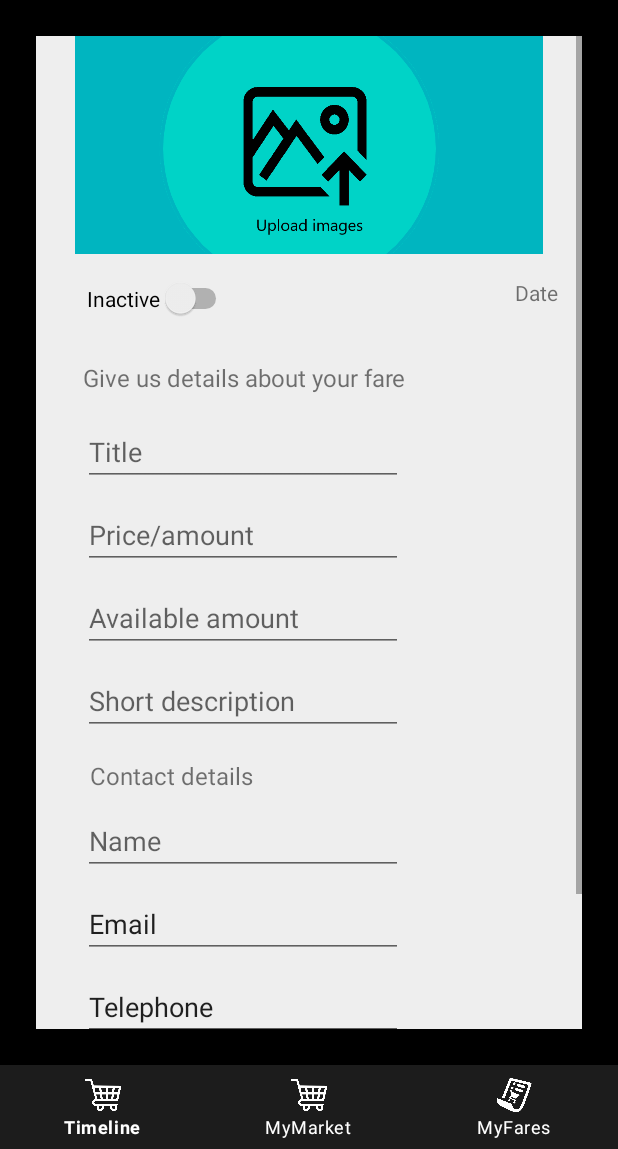
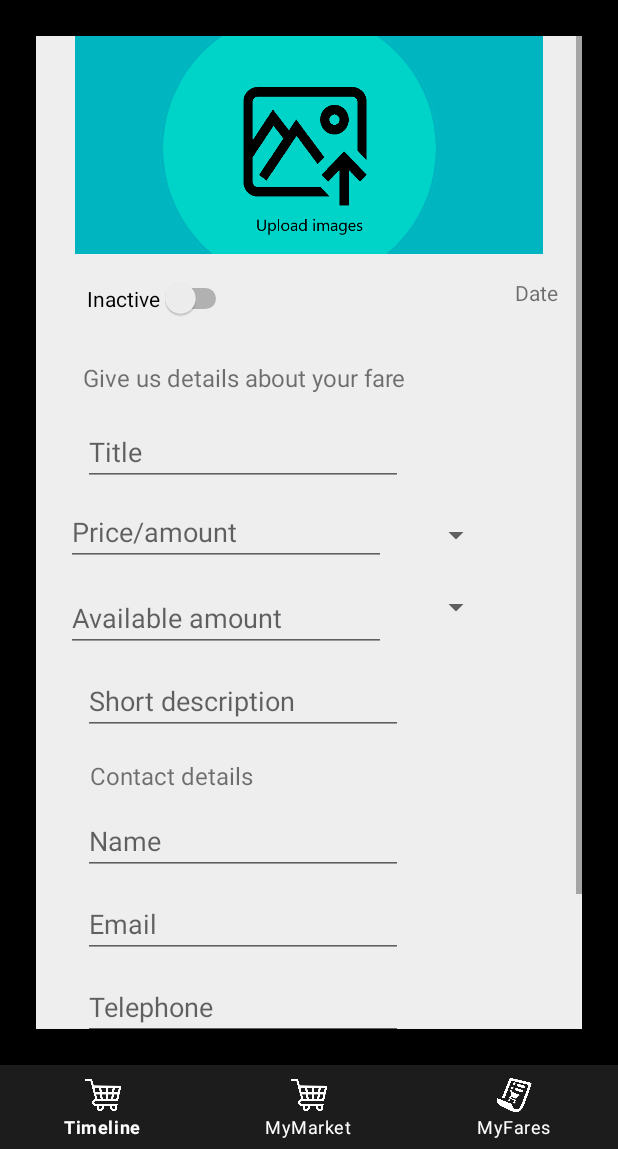
Before and after one commit to ElekesRebeka/Bazaar, an Android app: the AddProductFragment screen opened through its navigation route, on a phone screen of 412 x 824 dp, the part 87-1236 px from its top. Run offline under Robolectric (Android 15) with nearby library versions, the phone set to English and light mode, and no system bars; our stand-ins replace navigation-ui.

Commit message:
Add product functionality implemented

```diff
--- a/app/src/main/java/com/example/bazaar/api/MarketApi.kt
+++ b/app/src/main/java/com/example/bazaar/api/MarketApi.kt
@@ -19,4 +19,9 @@ interface MarketApi {
 
     @POST(Constants.UPDATE_PROFILE_URL)
     suspend fun updateProfile(@Header("token") token: String, @Body request: UpdateProfileRequest): UpdateProfileResponse
+
+    @POST(Constants.ADD_PRODUCT_URL)
+    suspend fun addProduct(@Header("token") token: String, @Body request: AddProductRequest): AddProductResponse
+
+
 }
--- a/app/src/main/java/com/example/bazaar/repository/Repository.kt
+++ b/app/src/main/java/com/example/bazaar/repository/Repository.kt
@@ -25,4 +25,8 @@ class Repository {
     suspend fun getProducts(token: String): ProductResponse {
         return RetrofitInstance.api.getProducts(token)
     }
+
+    suspend fun addProduct(token: String, request: AddProductRequest) :AddProductResponse{
+        return RetrofitInstance.api.addProduct(token,request)
+    }
 }
--- a/app/src/main/java/com/example/bazaar/ui/products/AddProductFragment.kt
+++ b/app/src/main/java/com/example/bazaar/ui/products/AddProductFragment.kt
@@ -1,15 +1,30 @@
 package com.example.bazaar.ui.products
 
+import android.app.Activity
 import android.os.Bundle
+import android.util.Log
 import androidx.fragment.app.Fragment
 import android.view.LayoutInflater
 import android.view.View
 import android.view.ViewGroup
-import android.widget.Button
+import android.widget.*
+import androidx.lifecycle.ViewModelProvider
+import androidx.lifecycle.lifecycleScope
+import androidx.navigation.fragment.findNavController
 import com.example.bazaar.R
+import com.example.bazaar.repository.Repository
+import com.example.bazaar.viewmodels.AddProductViewModel
+import com.example.bazaar.viewmodels.AddProductViewModelFactory
+import com.example.bazaar.viewmodels.LoginViewModel
+import com.example.bazaar.viewmodels.LoginViewModelFactory
+import kotlinx.coroutines.launch
 
 class AddProductFragment : Fragment() {
-    // TODO: Rename and change types of parameters
+    val factoryAddProduct = AddProductViewModelFactory(Repository())
+    private val addProductViewModel: AddProductViewModel by lazy{
+        ViewModelProvider(requireActivity(),factoryAddProduct).get((AddProductViewModel::class.java))
+    }
+
     private lateinit var addProduct:Button
 
     override fun onCreate(savedInstanceState: Bundle?) {
@@ -23,9 +38,66 @@ class AddProductFragment : Fragment() {
     ): View? {
         // Inflate the layout for this fragment
         val view = inflater.inflate(R.layout.fragment_add_product, container, false)
+
+        val spinner: Spinner = view.findViewById(R.id.priceSpinner)
+        ArrayAdapter.createFromResource(
+            requireContext(),
+            R.array.price_array,
+            android.R.layout.simple_spinner_item
+        ).also { adapter ->
+            // Specify the layout to use when the list of choices appears
+            adapter.setDropDownViewResource(android.R.layout.simple_spinner_dropdown_item)
+            // Apply the adapter to the spinner
+            spinner.adapter = adapter
+        }
+
+        val spinner2: Spinner = view.findViewById(R.id.amountSpinner)
+        ArrayAdapter.createFromResource(
+            requireContext(),
+            R.array.amount_array,
+            android.R.layout.simple_spinner_item
+        ).also { adapter ->
+            // Specify the layout to use when the list of choices appears
+            adapter.setDropDownViewResource(android.R.layout.simple_spinner_dropdown_item)
+            // Apply the adapter to the spinner
+            spinner2.adapter = adapter
+        }
+
+        val title: EditText = view.findViewById(R.id.title)
+        val price: EditText = view.findViewById(R.id.price)
+        val amount: EditText = view.findViewById(R.id.amount)
+        val description: EditText = view.findViewById(R.id.description)
+        val active: Switch = view.findViewById(R.id.switch1)
         addProduct = view.findViewById(R.id.launch)
         addProduct.setOnClickListener{
+            addProductViewModel.product.value.let{
+                if (it != null) {
+                    it.title = title.text.toString()
+                }
+                if (it != null) {
+                    it.price_per_unit = price.text.toString()
+                }
+                if (it != null) {
+                    it.units = amount.text.toString()
+                }
+                if (it != null) {
+                    it.description = description.text.toString()
+                }
+                if (it != null) {
+                    it.is_active = active.isActivated
+                }
+                if (it != null) {
+                    it.amount_type = spinner.toString()
+                }
+                if (it != null) {
+                    it.price_type = spinner2.toString()
+                }
 
+            }
+            lifecycleScope.launch {
+                addProductViewModel.addProduct()
+            }
+            findNavController().navigate(R.id.action_addProductFragment_to_listFragment)
         }
         return view
     }
--- /dev/null
+++ b/app/src/main/java/com/example/bazaar/viewmodels/AddProductViewModelFactory.kt
@@ -0,0 +1,11 @@
+package com.example.bazaar.viewmodels
+
+import androidx.lifecycle.ViewModel
+import androidx.lifecycle.ViewModelProvider
+import com.example.bazaar.repository.Repository
+
+class AddProductViewModelFactory (private val repository: Repository) : ViewModelProvider.Factory {
+    override fun <T : ViewModel?> create(modelClass: Class<T>): T {
+        return AddProductViewModel(repository) as T
+    }
+}
--- a/app/src/main/res/layout/fragment_add_product.xml
+++ b/app/src/main/res/layout/fragment_add_product.xml
@@ -71,30 +71,50 @@
         android:id="@+id/price"
         android:layout_width="wrap_content"
         android:layout_height="wrap_content"
-        android:layout_marginTop="10dp"
+        android:layout_marginStart="20dp"
+        android:layout_marginTop="8dp"
         android:ems="10"
+        android:hint="Price/amount"
         android:inputType="textPersonName"
-        android:hint="Price/amount"
-        app:layout_constraintEnd_toEndOf="parent"
-        app:layout_constraintHorizontal_bias="0.209"
         app:layout_constraintStart_toStartOf="parent"
         app:layout_constraintTop_toBottomOf="@+id/title" />
+
+    <Spinner
+        android:id="@+id/priceSpinner"
+        android:layout_width="50dp"
+        android:layout_height="wrap_content"
+        android:layout_marginTop="140dp"
+        android:layout_marginEnd="40dp"
+        app:layout_constraintEnd_toEndOf="parent"
+        app:layout_constraintStart_toEndOf="@+id/price"
+        app:layout_constraintTop_toBottomOf="@+id/textView" />
 
     <EditText
         android:id="@+id/amount"
         android:layout_width="wrap_content"
         android:layout_height="wrap_content"
-        android:layout_marginTop="10dp"
+        android:layout_marginStart="20dp"
+        android:layout_marginTop="12dp"
         android:ems="10"
+        android:hint="Available amount"
         android:inputType="textPersonName"
-        android:hint="Available amount"
-        app:layout_constraintEnd_toEndOf="parent"
-        app:layout_constraintHorizontal_bias="0.209"
         app:layout_constraintStart_toStartOf="parent"
         app:layout_constraintTop_toBottomOf="@+id/price" />
 
+    <Spinner
+        android:id="@+id/amountSpinner"
+        android:layout_width="50dp"
+        android:layout_height="wrap_content"
+
+        android:layout_marginTop="24dp"
+        android:layout_marginEnd="40dp"
+        app:layout_constraintEnd_toEndOf="parent"
+        app:layout_constraintHorizontal_bias="0.505"
+        app:layout_constraintStart_toEndOf="@+id/amount"
+        app:layout_constraintTop_toBottomOf="@+id/priceSpinner" />
+
     <EditText
-        android:id="@+id/editTextTextPersonName6"
+        android:id="@+id/description"
         android:layout_width="wrap_content"
         android:layout_height="wrap_content"
         android:layout_marginTop="10dp"
@@ -116,7 +136,7 @@
         app:layout_constraintEnd_toEndOf="parent"
         app:layout_constraintHorizontal_bias="0.141"
         app:layout_constraintStart_toStartOf="parent"
-        app:layout_constraintTop_toBottomOf="@+id/editTextTextPersonName6" />
+        app:layout_constraintTop_toBottomOf="@+id/description" />
 
     <EditText
         android:id="@+id/nameProd"
@@ -138,7 +158,7 @@
         android:layout_marginTop="10dp"
         android:ems="10"
         android:inputType="textPersonName"
-        android:text="Email"
+        android:hint="Email"
         app:layout_constraintEnd_toEndOf="parent"
         app:layout_constraintHorizontal_bias="0.209"
         app:layout_constraintStart_toStartOf="parent"
@@ -151,7 +171,7 @@
         android:layout_marginTop="10dp"
         android:ems="10"
         android:inputType="textPersonName"
-        android:text="Telephone"
+        android:hint="Telephone"
         app:layout_constraintEnd_toEndOf="parent"
         app:layout_constraintHorizontal_bias="0.209"
         app:layout_constraintStart_toStartOf="parent"
--- a/app/src/main/res/navigation/nav_graph.xml
+++ b/app/src/main/res/navigation/nav_graph.xml
@@ -80,5 +80,9 @@
         android:id="@+id/addProductFragment"
         android:name="com.example.bazaar.ui.products.AddProductFragment"
         android:label="fragment_add_product"
-        tools:layout="@layout/fragment_add_product" />
+        tools:layout="@layout/fragment_add_product" >
+        <action
+            android:id="@+id/action_addProductFragment_to_listFragment"
+            app:destination="@id/listFragment" />
+    </fragment>
 </navigation>
--- /dev/null
+++ b/app/src/main/res/values/spinner_adapter.xml
@@ -0,0 +1,13 @@
+<?xml version="1.0" encoding="utf-8"?>
+<resources>
+    <string-array name="price_array">
+        <item>EUR</item>
+        <item>RON</item>
+        <item>Forint</item>
+    </string-array>
+    <string-array name="amount_array">
+        <item>Kg</item>
+        <item>L</item>
+        <item>g</item>
+    </string-array>
+</resources>
```
Also changed, not shown: app/src/main/java/com/example/bazaar/model/Product.kt (+42 -13 lines), app/src/main/java/com/example/bazaar/utils/Constants.kt (+6 -5 lines), app/src/main/java/com/example/bazaar/viewmodels/AddProductViewModel.kt (added, +35 -0 lines).
